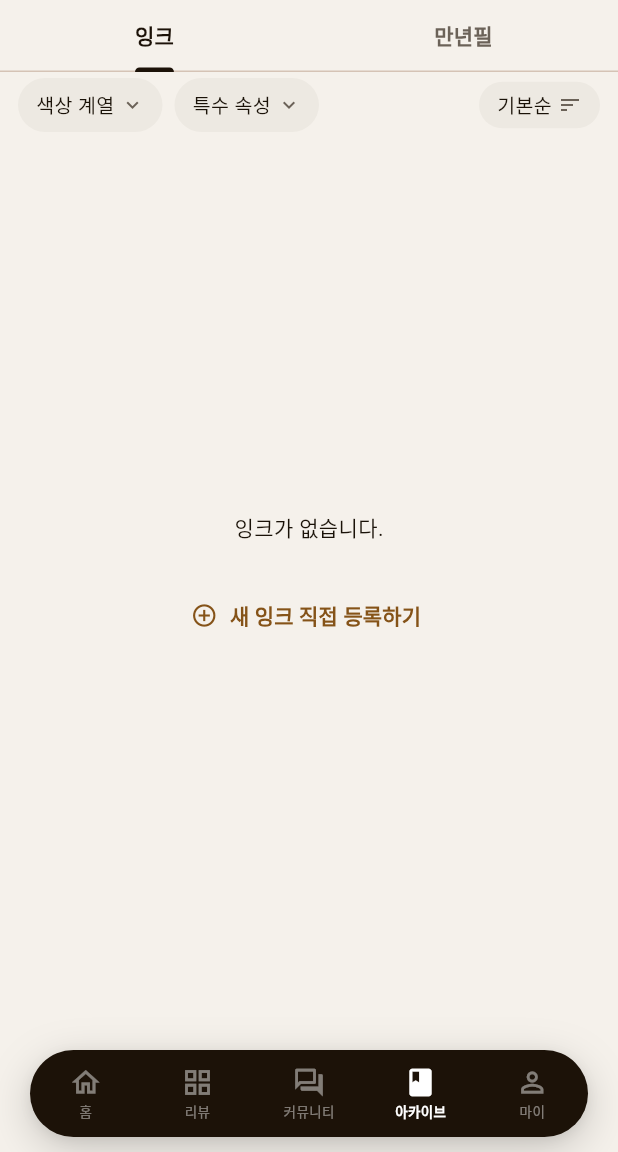
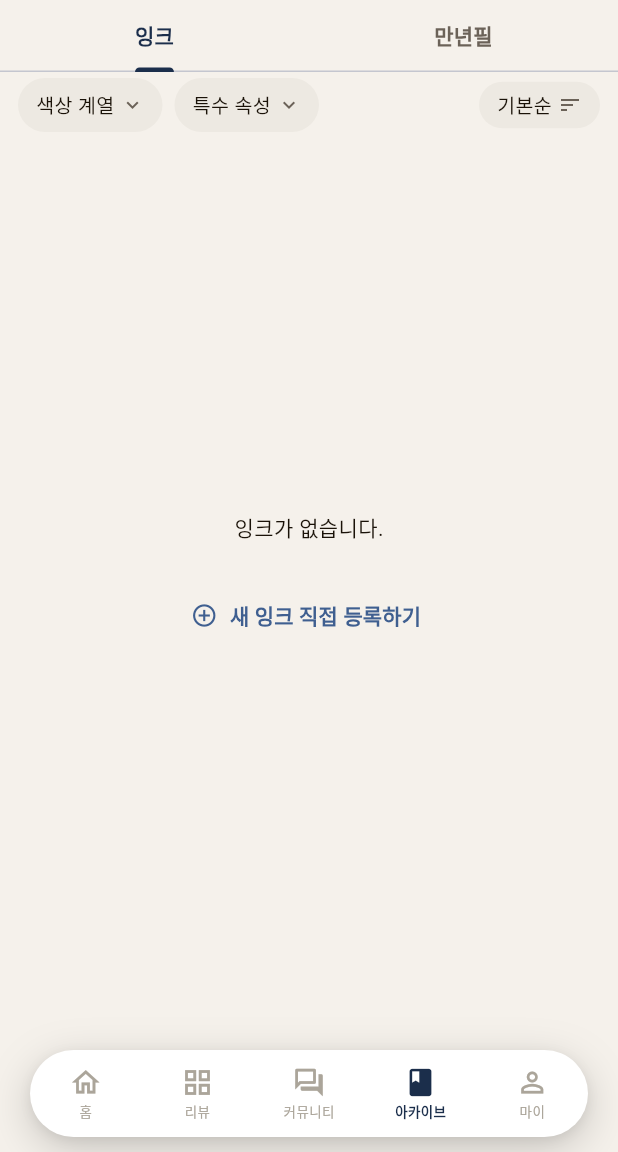
Before and after one commit to tangerlyn/pen, a Flutter app: the ArchiveScreen screen opened by its route, on a phone screen of 412 x 824 dp, the part 84-1236 px from its top. Run offline on Flutter 3.47's test engine with Material 3 defaults, Android fonts, the phone set to English and light mode, and no system bars; our stand-ins replace cached_network_image, cloud_firestore, confetti, connectivity_plus, csv, firebase_auth and 17 more; missing offline and left inert: flutter_naver_login, gal, kakao_flutter_sdk_user; accounts and stored records are empty; Roboto replaces fonts that are missing (Pretendard).

Commit message:
design : 포인트 컬러 네이비, 바텀 네비게이션 흰색으로 변경

```diff
--- a/lib/core/shell/main_shell.dart
+++ b/lib/core/shell/main_shell.dart
@@ -107,7 +107,7 @@ class _BottomNav extends StatelessWidget {
       child: Container(
         height: 58,
         decoration: BoxDecoration(
-          color: AppColors.primary,
+          color: AppColors.surface,
           borderRadius: BorderRadius.circular(29),
           boxShadow: AppShadows.nav,
         ),
@@ -148,8 +148,8 @@ class _NavItem extends StatelessWidget {
     return Expanded(
       child: InkWell(
         borderRadius: BorderRadius.circular(29),
-        splashColor: Colors.white.withValues(alpha: 0.1),
-        highlightColor: Colors.white.withValues(alpha: 0.05),
+        splashColor: AppColors.primary.withValues(alpha: 0.08),
+        highlightColor: AppColors.primary.withValues(alpha: 0.04),
         onTap: () {
           if (index == shell.currentIndex) {
             // 같은 탭 재탭: context.go()로 스택 강제 리셋
@@ -165,7 +165,7 @@ class _NavItem extends StatelessWidget {
           children: [
             Icon(
               isActive ? activeIcon : icon,
-              color: isActive ? Colors.white : Colors.white.withValues(alpha: 0.45),
+              color: isActive ? AppColors.primary : AppColors.textTertiary,
               size: 22,
             ),
             const SizedBox(height: 2),
@@ -174,7 +174,7 @@ class _NavItem extends StatelessWidget {
               style: TextStyle(
                 fontSize: 9,
                 fontWeight: isActive ? FontWeight.w600 : FontWeight.w400,
-                color: isActive ? Colors.white : Colors.white.withValues(alpha: 0.45),
+                color: isActive ? AppColors.primary : AppColors.textTertiary,
               ),
             ),
           ],
--- a/lib/core/theme/app_theme.dart
+++ b/lib/core/theme/app_theme.dart
@@ -3,9 +3,9 @@ import 'package:flutter/material.dart';
 // ── Colors ────────────────────────────────────────────────────────────────
 
 abstract class AppColors {
-  static const primary = Color(0xFF1C1208);
-  static const secondary = Color(0xFF8B7355);
-  static const accent = Color(0xFFC07C37);
+  static const primary = Color(0xFF1B2E4B);
+  static const secondary = Color(0xFF2E4A6E);
+  static const accent = Color(0xFF3D6A9E);
   static const background = Color(0xFFF5F1EB);
   static const surface = Color(0xFFFFFFFF);
   static const error = Color(0xFFE53935);
@@ -18,7 +18,7 @@ abstract class AppColors {
 
   static const divider = Color(0xFFE5E0D8);
   static const chipBackground = Color(0xFFEDE9E2);
-  static const chipSelected = Color(0xFF1C1208);
+  static const chipSelected = Color(0xFF1B2E4B);
 
   static const mannerHot = Color(0xFFFF5722);
   static const mannerWarm = Color(0xFFFF9800);
```
